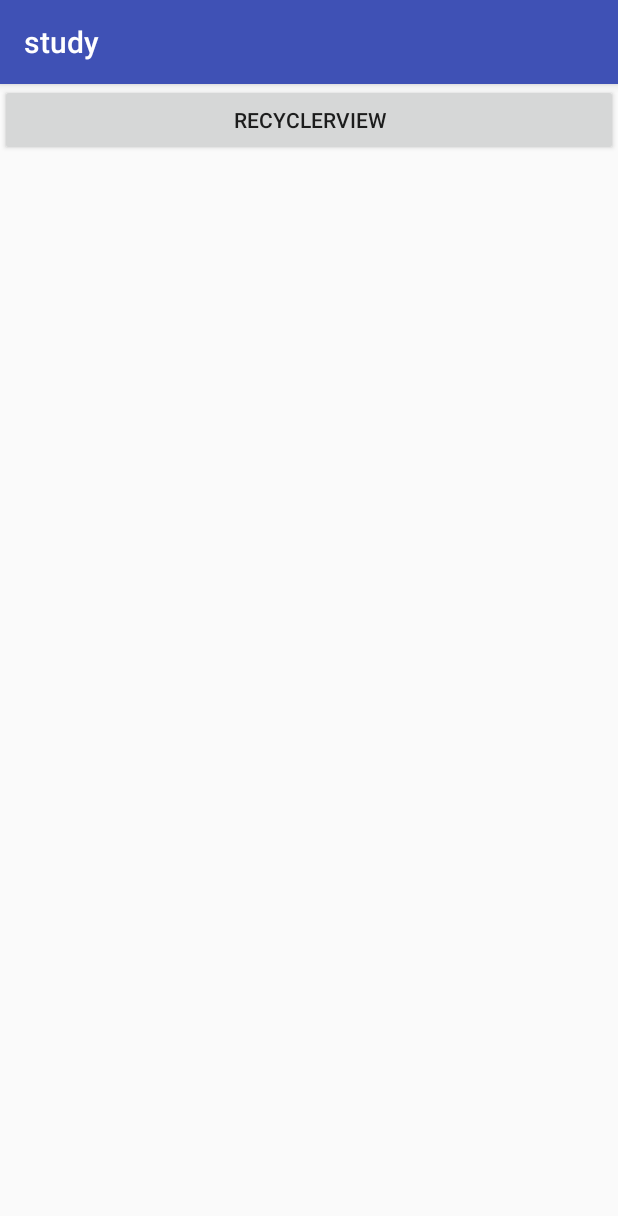
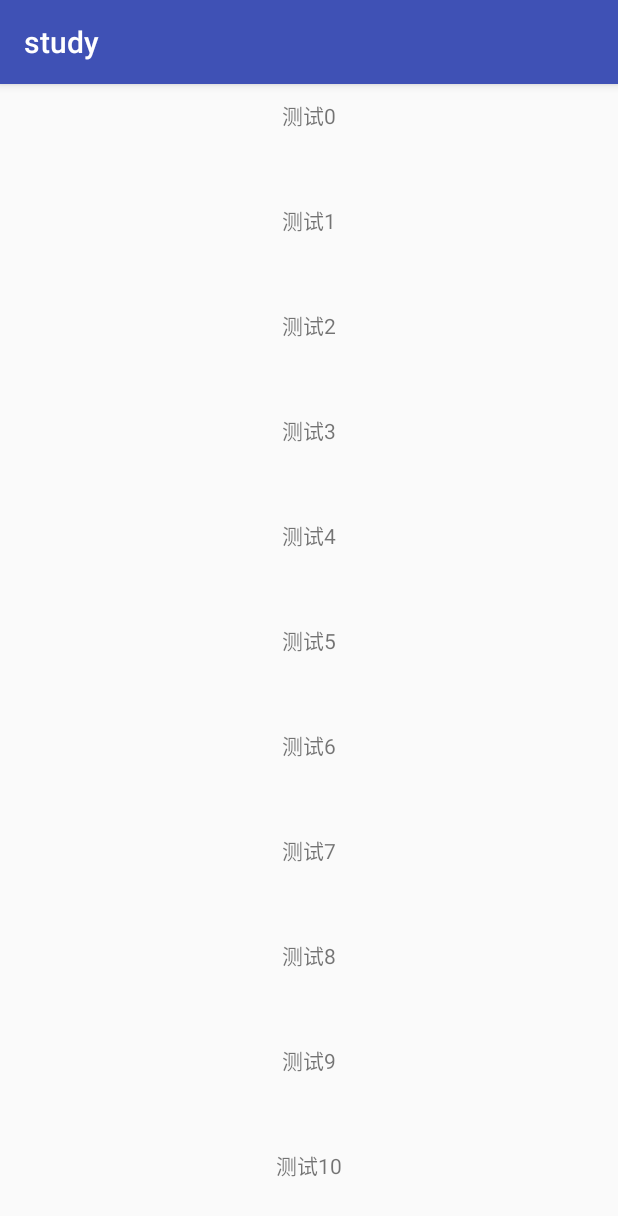
Before and after one commit to tt905/study, an Android app: the screen it shows after launch (MainActivity before the commit, RecyclerViewActivity after it), after a tap on "RECYCLERVIEW", on a phone screen of 412 x 824 dp. Shown: the top 1216 px of the screen. Run offline under Robolectric (Android 15) with nearby library versions, the phone set to English and light mode, and no system bars.

Commit message:
recyclerview的自动滑动到底部，加载更多（含progress）

```diff
--- a/studyApp/src/main/java/com/mo/study/MainActivity.java
+++ b/studyApp/src/main/java/com/mo/study/MainActivity.java
@@ -1,8 +1,11 @@
 package com.mo.study;
 
+import android.content.Intent;
 import android.support.v7.app.AppCompatActivity;
 import android.os.Bundle;
 import android.view.View;
+
+import com.mo.study.ui.RecyclerViewActivity;
 
 public class MainActivity extends AppCompatActivity implements View.OnClickListener {
 
@@ -17,10 +20,13 @@ public class MainActivity extends AppCompatActivity implements View.OnClickListe
     @Override
     public void onClick(View v) {
 
+        Intent intent = new Intent();
+
         switch (v.getId()){
 
             case R.id.btn1:
-
+                intent.setClass(this, RecyclerViewActivity.class);
+                startActivity(intent);
                 break;
 
         }
--- /dev/null
+++ b/studyApp/src/main/java/com/mo/study/adapter/ExampleAdapter.java
@@ -0,0 +1,78 @@
+package com.mo.study.adapter;
+
+import android.support.v7.widget.RecyclerView;
+import android.view.LayoutInflater;
+import android.view.View;
+import android.view.ViewGroup;
+import android.widget.ProgressBar;
+import android.widget.TextView;
+
+import com.mo.study.R;
+
+import java.util.List;
+
+/**
+ *  Created by motw on 2016/10/28.
+ */
+
+public class ExampleAdapter extends RecyclerView.Adapter<RecyclerView.ViewHolder> {
+
+    private final int VIEW_TYPE_ITEM = 0;
+    private final int VIEW_TYPE_LOADING = 1;
+
+    private List<String> list;
+
+    public ExampleAdapter(List<String> list) {
+        this.list = list;
+    }
+
+    @Override
+    public RecyclerView.ViewHolder onCreateViewHolder(ViewGroup parent, int viewType) {
+        if (viewType == VIEW_TYPE_ITEM) {
+            View view = LayoutInflater.from(parent.getContext()).inflate(R.layout.item_recyclerview, parent, false);
+            return new ExampleViewHolder(view);
+        }else{
+            View view = LayoutInflater.from(parent.getContext()).inflate(R.layout.loadmore_progress, parent, false);
+            return new LoadingViewHolder(view);
+        }
+    }
+
+    @Override
+    public void onBindViewHolder(RecyclerView.ViewHolder holder, int position) {
+        if (holder instanceof ExampleViewHolder) {
+            ExampleViewHolder eHolder = (ExampleViewHolder) holder;
+            eHolder.textView.setText(list.get(position));
+        }else {
+            LoadingViewHolder lHolder = (LoadingViewHolder) holder;
+            lHolder.progressBar.setIndeterminate(true);
+        }
+    }
+
+    @Override
+    public int getItemCount() {
+        return list == null? 0: list.size();
+    }
+
+    @Override
+    public int getItemViewType(int position) {
+        return list.get(position) == null? VIEW_TYPE_LOADING: VIEW_TYPE_ITEM;
+    }
+
+    private final static class ExampleViewHolder extends RecyclerView.ViewHolder {
+        public TextView textView;
+
+        public ExampleViewHolder(View itemView) {
+            super(itemView);
+            this.textView = (TextView) itemView.findViewById(R.id.text);
+        }
+    }
+
+    private static class LoadingViewHolder extends RecyclerView.ViewHolder {
+        public ProgressBar progressBar;
+
+        public LoadingViewHolder(View itemView) {
+            super(itemView);
+            progressBar = (ProgressBar) itemView.findViewById(R.id.progressBar1);
+        }
+    }
+}
--- a/studyApp/src/main/java/com/mo/study/ui/RecyclerViewActivity.java
+++ b/studyApp/src/main/java/com/mo/study/ui/RecyclerViewActivity.java
@@ -1,6 +1,19 @@
 package com.mo.study.ui;
 
+import android.os.Bundle;
+import android.os.Handler;
+import android.support.annotation.Nullable;
 import android.support.v7.app.AppCompatActivity;
+import android.support.v7.widget.LinearLayoutManager;
+import android.support.v7.widget.RecyclerView;
+import android.util.Log;
+
+import com.mo.study.R;
+import com.mo.study.adapter.ExampleAdapter;
+
+import java.util.ArrayList;
+import java.util.Collections;
+import java.util.List;
 
 /**
  * Created by motw on 2016/10/27.
@@ -8,5 +21,86 @@ import android.support.v7.app.AppCompatActivity;
 
 public class RecyclerViewActivity extends AppCompatActivity {
 
+    private RecyclerView mRecyclerView;
+    private LinearLayoutManager linearManager;
 
+    private int lastVisibleItem, totalItemCount;
+    private boolean isLoading;
+    private ExampleAdapter adapter;
+
+    private List<String> list = new ArrayList<>();
+
+    @Override
+    protected void onCreate(@Nullable Bundle savedInstanceState) {
+        super.onCreate(savedInstanceState);
+        setContentView(R.layout.activity_recyclerview);
+
+        mRecyclerView = (RecyclerView) findViewById(R.id.list_test);
+        linearManager =  new LinearLayoutManager(this);
+        mRecyclerView.setLayoutManager(linearManager);
+
+        mRecyclerView.addOnScrollListener(new RecyclerView.OnScrollListener() {
+
+            @Override
+            public void onScrollStateChanged(RecyclerView recyclerView, int newState) {
+                super.onScrollStateChanged(recyclerView, newState);
+                switch (newState){
+                    case RecyclerView.SCROLL_STATE_IDLE:
+                        Log.d("debug", "SCROLL_STATE_IDLE");
+                        break;
+                    case RecyclerView.SCROLL_STATE_DRAGGING:
+                        Log.d("debug", "SCROLL_STATE_DRAGGING");
+                        break;
+                    case RecyclerView.SCROLL_STATE_SETTLING:
+                        Log.d("debug", "SCROLL_STATE_SETTLING");
+                        break;
+                }
+            }
+
+            @Override
+            public void onScrolled(RecyclerView recyclerView, int dx, int dy) {
+                super.onScrolled(recyclerView, dx, dy);
+                totalItemCount = linearManager.getItemCount();
+                lastVisibleItem = linearManager.findLastVisibleItemPosition();
+                if (!isLoading && totalItemCount <= (lastVisibleItem + 5)) {
+                    onLoadMore();
+                    isLoading = true;
+                }
+            }
+        });
+
+        list = getData();
+        adapter = new ExampleAdapter(list);
+        mRecyclerView.setAdapter(adapter);
+    }
+
+    private void onLoadMore() {
+        list.add(null);
+        adapter.notifyItemInserted(list.size() - 1);
+
+        //模拟耗时
+        new Handler().postDelayed(new Runnable() {
+            @Override
+            public void run() {
+                //Remove loading item
+                list.remove(list.size() - 1);
+                adapter.notifyItemRemoved(list.size());
+
+                //Load data
+                int index = list.size();
+                int end = index + 20;
+                for (int i = index; i < end; i++) {
+                    list.add("增加" + i);
+                }
+                adapter.notifyDataSetChanged();
+                isLoading = false;
+            }
+        }, 5000);
+    }
+
+    private List<String> getData() {
+        ArrayList<String> result = new ArrayList<>();
+        Collections.addAll(result,getResources().getStringArray(R.array.test_data));
+        return result;
+    }
 }
--- /dev/null
+++ b/studyApp/src/main/res/layout/activity_recyclerview.xml
@@ -0,0 +1,12 @@
+<?xml version="1.0" encoding="utf-8"?>
+<LinearLayout xmlns:android="http://schemas.android.com/apk/res/android"
+              android:orientation="vertical"
+              android:layout_width="match_parent"
+              android:layout_height="match_parent">
+
+    <android.support.v7.widget.RecyclerView
+        android:id="@+id/list_test"
+        android:layout_width="match_parent"
+        android:layout_height="match_parent"/>
+
+</LinearLayout>
--- /dev/null
+++ b/studyApp/src/main/res/layout/item_recyclerview.xml
@@ -0,0 +1,14 @@
+<?xml version="1.0" encoding="utf-8"?>
+<LinearLayout xmlns:android="http://schemas.android.com/apk/res/android"
+              android:layout_width="match_parent"
+              android:layout_height="70dip"
+              android:padding="10dip"
+              android:orientation="vertical">
+
+    <TextView
+        android:id="@+id/text"
+        android:layout_width="match_parent"
+        android:layout_height="wrap_content"
+        android:gravity="center"
+        android:text="TextView"/>
+</LinearLayout>
--- /dev/null
+++ b/studyApp/src/main/res/values/arrays.xml
@@ -0,0 +1,17 @@
+<?xml version="1.0" encoding="utf-8"?>
+<resources>
+    <string-array name="test_data">
+        <item>测试0</item>
+        <item>测试1</item>
+        <item>测试2</item>
+        <item>测试3</item>
+        <item>测试4</item>
+        <item>测试5</item>
+        <item>测试6</item>
+        <item>测试7</item>
+        <item>测试8</item>
+        <item>测试9</item>
+        <item>测试10</item>
+        <item>测试11</item>
+    </string-array>
+</resources>
--- a/studyApp/src/main/res/values/colors.xml
+++ b/studyApp/src/main/res/values/colors.xml
@@ -3,4 +3,6 @@
     <color name="colorPrimary">#3F51B5</color>
     <color name="colorPrimaryDark">#303F9F</color>
     <color name="colorAccent">#FF4081</color>
+
+    <color name="divider">#818181</color>
 </resources>
```
Also changed, not shown: studyApp/src/main/res/layout/loadmore_progress.xml (added, +13 -0 lines).
